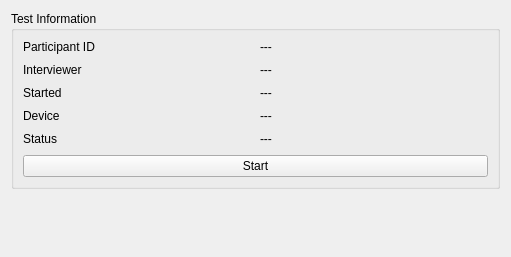
First picture: the form in dcs/client/ui/test_info_widget.ui, repository CLSA/cypress, before the edit.
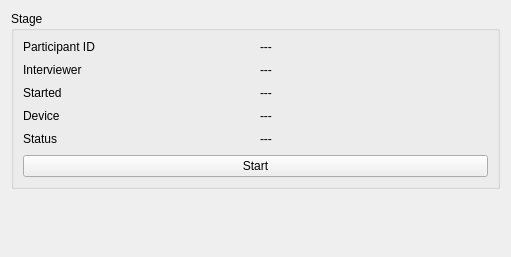
Second picture: the form after the edit.

Diff of the .ui file:
```diff
--- a/dcs/client/ui/test_info_widget.ui
+++ b/dcs/client/ui/test_info_widget.ui
@@ -44,7 +44,7 @@
       </size>
      </property>
      <property name="title">
-      <string>Test Information</string>
+      <string>Stage</string>
      </property>
      <property name="alignment">
       <set>Qt::AlignmentFlag::AlignLeading|Qt::AlignmentFlag::AlignLeft|Qt::AlignmentFlag::AlignTop</set>
```
